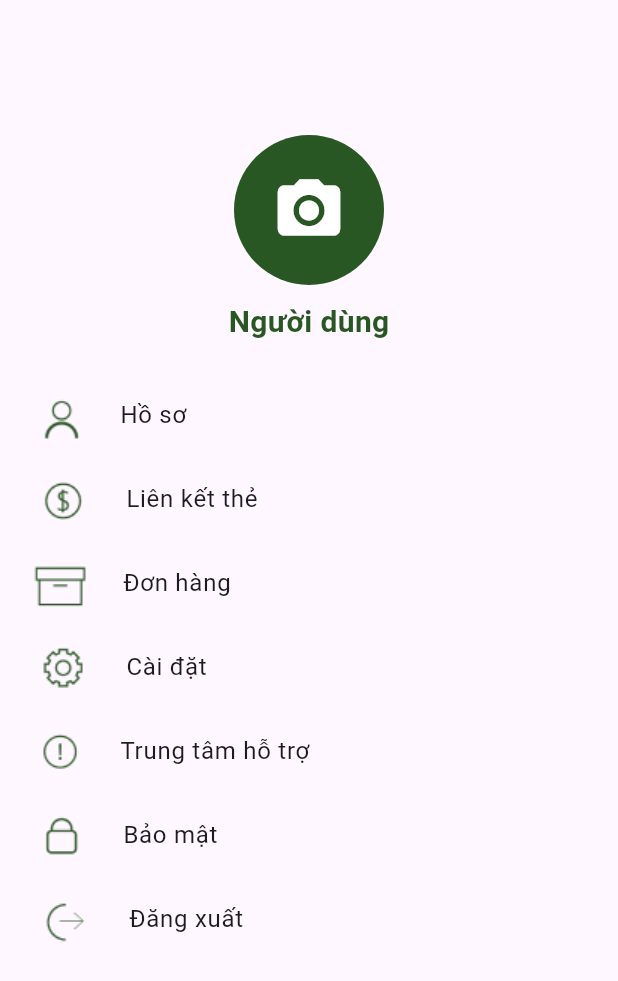
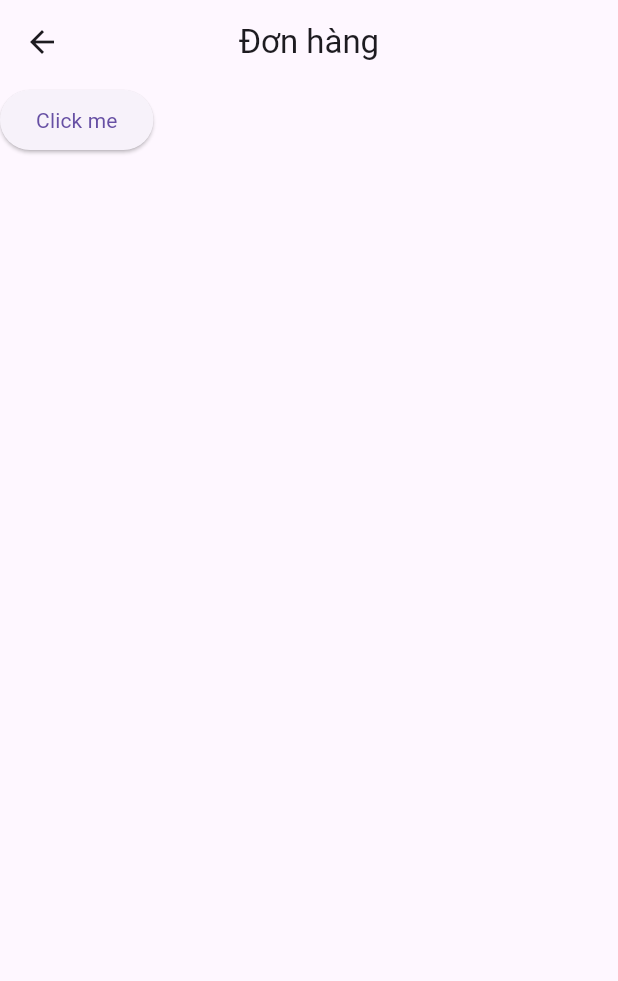
Before and after one commit to tuanngo2030/AppDonGanh, a Flutter app: the ManageraccountScreen screen opened by its route, after a tap on "Đơn hàng", on a phone screen of 412 x 824 dp. Shown: the top 981 px of the screen. Run offline on Flutter 3.47's test engine with Material 3 defaults, Android fonts, the phone set to English and light mode, and no system bars; our stand-ins replace badges, carousel_slider, dropdown_search, get, image_picker, readmore and 1 more; missing offline and left inert: jwt_decode; accounts and stored records are empty; network calls fail.

Commit message:
new code

```diff
--- a/lib/main.dart
+++ b/lib/main.dart
@@ -6,7 +6,9 @@ import 'package:don_ganh_app/Profile_Screen/profile_screen.dart';
 import 'package:don_ganh_app/Profile_Screen/sodienthoai_Screen.dart';
 import 'package:don_ganh_app/Profile_Screen/tenScreen.dart';
 import 'package:don_ganh_app/screen/cach_xac_minh_tkScreen.dart';
+import 'package:don_ganh_app/screen/oder_status_screen.dart';
 import 'package:don_ganh_app/screen/otp_xac_minh_tkScreen.dart';
+import 'package:don_ganh_app/screen/pay_screen/oder_screen.dart';
 import 'package:don_ganh_app/screen/pay_screen/pay_screen.dart';
 import 'package:don_ganh_app/screen/xac_minh_tk_screen.dart';
 import 'package:don_ganh_app/thu_mua_screen/bottomnavThumua_screen.dart';
@@ -35,7 +37,7 @@ class MyApp extends StatelessWidget {
   Widget build(BuildContext context) {
     return MaterialApp(
       debugShowCheckedModeBanner: false,
-      home: BottomnavthumuaScreen(),
+      home: BottomnavigationMenu(),
       routes: {
         '/registerscreen': (context) => RegisterScreen(),
         '/loginscreen': (context) => LoginScreen(),
@@ -58,6 +60,8 @@ class MyApp extends StatelessWidget {
         '/diachiScreen': (context) => DiaChiScreen(),
         '/gioitinh': (context) => GioitinhScreen(),
         '/xacminhtk': (context) => XacMinhTkScreen(),
+        '/oder_screen': (context) => OderScreen(),
+        '/oder_status_screen': (context) => OderStatusScreen(),
         '/pay_screen': (context) => PayProcessScreen(),
         '/bottomThumuan': (context) => BottomnavthumuaScreen()
       },
--- a/lib/screen/manageraccount_screen.dart
+++ b/lib/screen/manageraccount_screen.dart
@@ -136,7 +136,9 @@ class _ManageraccountScreen extends State<ManageraccountScreen> {
             ListTile(
               leading: Image.asset("lib/assets/donhang_icon.png"),
               title: Text('Đơn hàng'),
-              onTap: () {},
+              onTap: () {
+                Navigator.pushNamed(context,'/oder_screen');
+              },
             ),
             ListTile(
               leading: Image.asset("lib/assets/caidat_icon.png"),
--- /dev/null
+++ b/lib/screen/pay_screen/oder_screen.dart
@@ -0,0 +1,31 @@
+import 'package:flutter/material.dart';
+
+class OderScreen extends StatefulWidget {
+  const OderScreen({super.key});
+
+  @override
+  State<OderScreen> createState() => _OderScreenState();
+}
+
+class _OderScreenState extends State<OderScreen> {
+  @override
+  Widget build(BuildContext context) {
+    return SafeArea(
+      child: Scaffold(
+        appBar: AppBar(
+          title: Text('Đơn hàng'),
+          centerTitle: true,
+        ),
+
+        body: Container(
+          child: ElevatedButton(
+            onPressed: (){
+              Navigator.pushNamed(context, '/oder_status_screen');
+            },
+            child: Text('Click me')
+          ),
+        ),
+      ),
+    );
+  }
+}
```
Also changed, not shown: lib/screen/oder_status_screen.dart (added, +128 -0 lines).
